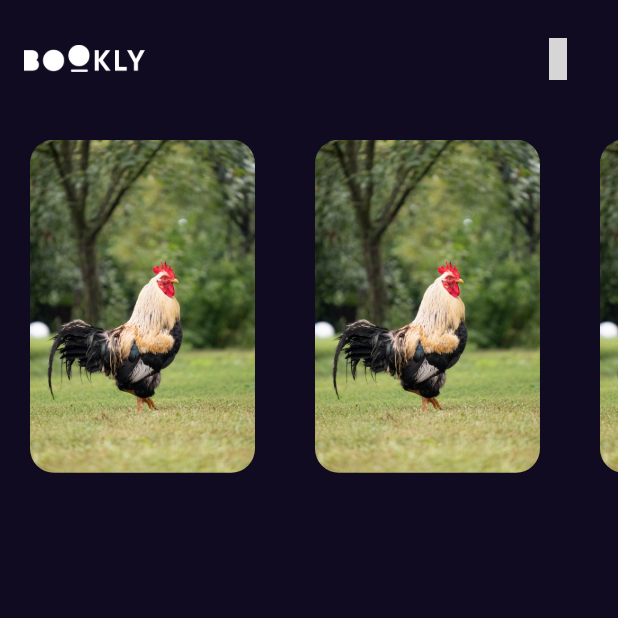
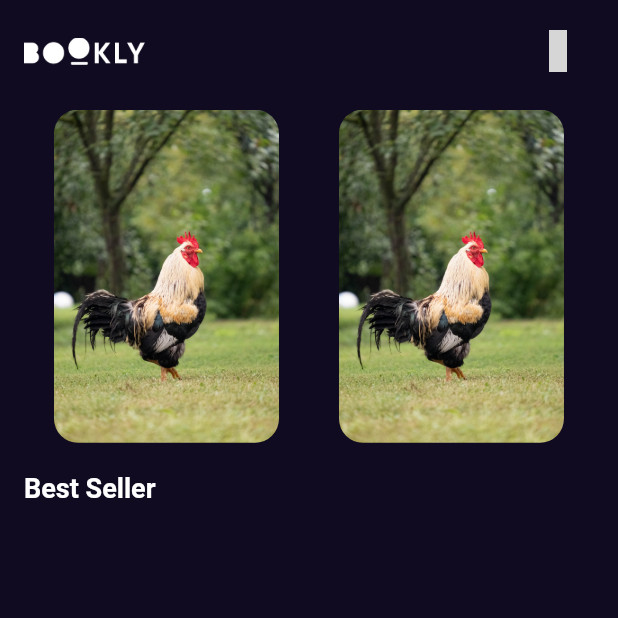
Before and after one commit to MoAli1Ra23/my_bookly, a Flutter app: the screen it shows after launch, on a phone screen of 412 x 824 dp, the top half of it. Run offline on Flutter 3.47's test engine with Material 2 defaults, Android fonts, the phone set to English and light mode, and no system bars; our stand-ins replace get; missing offline and left inert: font_awesome_icon_class; grey boxes are pictures that could not be loaded.

Commit message:
add best Seller title

```diff
--- a/lib/Features/Splash/presentation/views/widgets/splash_view_body.dart
+++ b/lib/Features/Splash/presentation/views/widgets/splash_view_body.dart
@@ -4,7 +4,7 @@ import 'package:flutter/src/foundation/key.dart';
 import 'package:flutter/src/widgets/framework.dart';
 import 'package:get/get.dart';
 
-import '../../../../home/persentation/home.dart';
+import '../../../../home/persentation/views/home.dart';
 
 class SplashViewbody extends StatefulWidget {
   const SplashViewbody({Key? key}) : super(key: key);
--- a/lib/Features/home/persentation/widgets/custom_appbar.dart
+++ b/lib/Features/home/persentation/widgets/custom_appbar.dart
@@ -9,7 +9,7 @@ class CustomAppBar extends StatelessWidget {
   @override
   Widget build(BuildContext context) {
     return Padding(
-      padding: const EdgeInsets.symmetric(horizontal:  16.0,vertical: 15),
+      padding: const EdgeInsets.only(right:  16.0,top: 10,),
       child: Row(
 
         mainAxisAlignment: MainAxisAlignment.spaceBetween,
--- /dev/null
+++ b/lib/Features/home/persentation/widgets/featured_list_view.dart
@@ -0,0 +1,19 @@
+import 'package:flutter/material.dart';
+
+import 'custom_list_view_item.dart';
+
+class FeatureListView extends StatelessWidget {
+  const FeatureListView({super.key});
+
+  @override
+  Widget build(BuildContext context) {
+    return SizedBox(
+
+      height: MediaQuery.of(context).size.height *.3,
+      child: ListView.builder(
+        scrollDirection: Axis.horizontal,
+        itemBuilder: ((context, index) => const FeaturedListViewItem()),
+      ),
+    );
+  }
+}
--- a/lib/Features/home/persentation/widgets/home_view_body.dart
+++ b/lib/Features/home/persentation/widgets/home_view_body.dart
@@ -1,8 +1,8 @@
-import 'package:bookly/Features/home/persentation/widgets/custom_list_view_item.dart';
-import 'package:bookly/core/utils/assets.dart';
 import 'package:flutter/material.dart';
 
+import '../../../../core/utils/styles.dart';
 import 'custom_appbar.dart';
+import 'featured_list_view.dart';
 
 class HomeViewBody extends StatelessWidget {
   const HomeViewBody({super.key});
@@ -10,28 +10,22 @@ class HomeViewBody extends StatelessWidget {
   @override
   Widget build(BuildContext context) {
     return const SafeArea(
-      child: Column(
-        children: [
-          CustomAppBar(),
-          FeatureListView(),
-        ],
+
+      child: Padding(
+        padding: EdgeInsets.only(left:16.0),
+        child: Column(
+           crossAxisAlignment: CrossAxisAlignment.start,
+          children: [
+            CustomAppBar(),
+            FeatureListView(),
+            SizedBox(height: 10,),
+            Text(
+            "Best Seller",
+            style: Styles.titleMedium,
+            )
+          ],
+        ),
       ),
     );
   }
 }
-
-class FeatureListView extends StatelessWidget {
-  const FeatureListView({super.key});
-
-  @override
-  Widget build(BuildContext context) {
-    return SizedBox(
-
-      height: MediaQuery.of(context).size.height *.3,
-      child: ListView.builder(
-        scrollDirection: Axis.horizontal,
-        itemBuilder: ((context, index) => const FeaturedListViewItem()),
-      ),
-    );
-  }
-}
--- /dev/null
+++ b/lib/core/utils/styles.dart
@@ -0,0 +1,9 @@
+import 'package:flutter/material.dart';
+
+abstract class Styles {
+  static const titleMedium=TextStyle(
+    fontSize: 18,
+    fontWeight: FontWeight.w600,
+  );
+
+}
```
Also changed, not shown: lib/Features/home/persentation/views/home.dart (renamed from lib/Features/home/persentation/home.dart).
